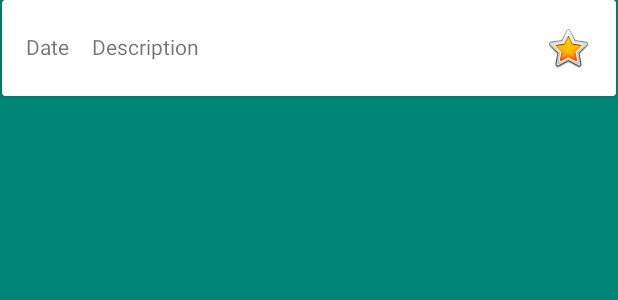
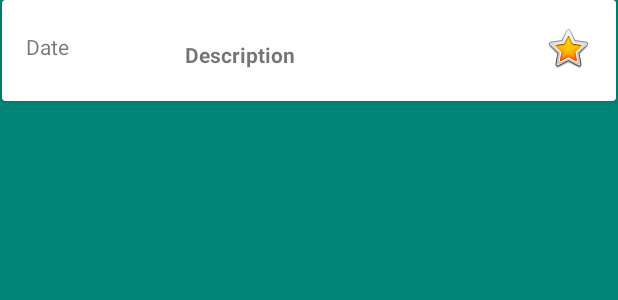
Before and after one commit to Spyguy001/Skyline, an Android app: the layout announcement_list_item.xml on its own in the app's theme, with its tools: preview values and no code run, on a phone screen of 412 x 824 dp. Shown: the top 300 px of the screen. Run offline under Robolectric (Android 15) with nearby library versions, the phone set to English and light mode, and no system bars.

Commit message:
improve layout of events, amenities and announcement items

```diff
--- a/Skyline-Residents/app/src/main/java/com/share/info/skyline/RecyclerViewAdapters/AnnouncementsAdapter.java
+++ b/Skyline-Residents/app/src/main/java/com/share/info/skyline/RecyclerViewAdapters/AnnouncementsAdapter.java
@@ -43,7 +43,7 @@ public class AnnouncementsAdapter extends RecyclerView.Adapter<AnnouncementsAdap
         //holder.commentOwner.setText(commentList.get(position).getMessageOwner().getName());
         holder.announcementTitle.setText(annoucnementToAdd.getTitle());
         holder.announcementDetails.setText(annoucnementToAdd.getDescription());
-        holder.announcementDate.setText(annoucnementToAdd.getDate().toString());
+        holder.announcementDate.setText(annoucnementToAdd.getDate().toLocaleString());
 
         if (annoucnementToAdd.getImportant() == null || !annoucnementToAdd.getImportant()) {
             holder.announcementFlag.setImageResource(0);
--- a/Skyline-Residents/app/src/main/java/com/share/info/skyline/RecyclerViewAdapters/EventsAdapter.java
+++ b/Skyline-Residents/app/src/main/java/com/share/info/skyline/RecyclerViewAdapters/EventsAdapter.java
@@ -42,7 +42,7 @@ public class EventsAdapter extends
         //holder.commentOwner.setText(commentList.get(position).getMessageOwner().getName());
         holder.eventTitle.setText(eventToAdd.getTitle());
         holder.eventDetails.setText(eventToAdd.getDescription());
-//        holder.eventDate.setText(eventToAdd.getDate().toString());
+        holder.eventDate.setText(eventToAdd.getDate().toLocaleString());
     }
 
     @Override
--- a/Skyline-Residents/app/src/main/res/layout/announcement_list_item.xml
+++ b/Skyline-Residents/app/src/main/res/layout/announcement_list_item.xml
@@ -21,7 +21,7 @@
 
             <TextView
                 android:id="@+id/announcementItemDate"
-                android:layout_width="wrap_content"
+                android:layout_width="85dp"
                 android:layout_height="wrap_content"
                 android:text="Date"
                 android:layout_marginTop="5dp"
@@ -30,16 +30,19 @@
 
             <TextView
                 android:id="@+id/announcementItemDetails"
+                android:padding="5dp"
                 android:layout_width="wrap_content"
                 android:layout_height="wrap_content"
                 android:layout_marginTop="5dp"
                 android:layout_marginLeft="15dp"
+                android:layout_marginRight="15dp"
                 android:layout_toRightOf="@+id/announcementItemDate"
                 android:layout_toLeftOf="@+id/announceItemFlag"
                 android:text="Description"
                 android:layout_marginStart="10dp"
                 android:layout_toStartOf="@+id/announceItemFlag"
-                android:layout_toEndOf="@+id/announcementItemDate" />
+                android:layout_toEndOf="@+id/announcementItemDate"
+                android:textStyle="bold"/>
 
             <ImageView
                 android:id="@+id/announceItemFlag"
--- a/Skyline-Residents/app/src/main/res/layout/event_list_item.xml
+++ b/Skyline-Residents/app/src/main/res/layout/event_list_item.xml
@@ -22,11 +22,12 @@
                 android:layout_width="300dp"
                 android:layout_height="wrap_content"
                 android:text="Title"
+                android:layout_toLeftOf="@+id/eventItemDate"
                 android:textAppearance="@style/Base.TextAppearance.AppCompat.Large" />
 
             <TextView
                 android:id="@+id/eventItemDate"
-                android:layout_width="wrap_content"
+                android:layout_width="85dp"
                 android:layout_height="wrap_content"
                 android:text="Date"
                 android:layout_marginTop="5dp"
--- a/Skyline-Residents/app/src/main/res/layout/login.xml
+++ b/Skyline-Residents/app/src/main/res/layout/login.xml
@@ -5,6 +5,7 @@
 
     <LinearLayout
         android:id="@+id/email_login_form"
+        android:paddingTop="20dp"
         android:layout_width="match_parent"
         android:layout_height="wrap_content"
         android:orientation="vertical"
```
